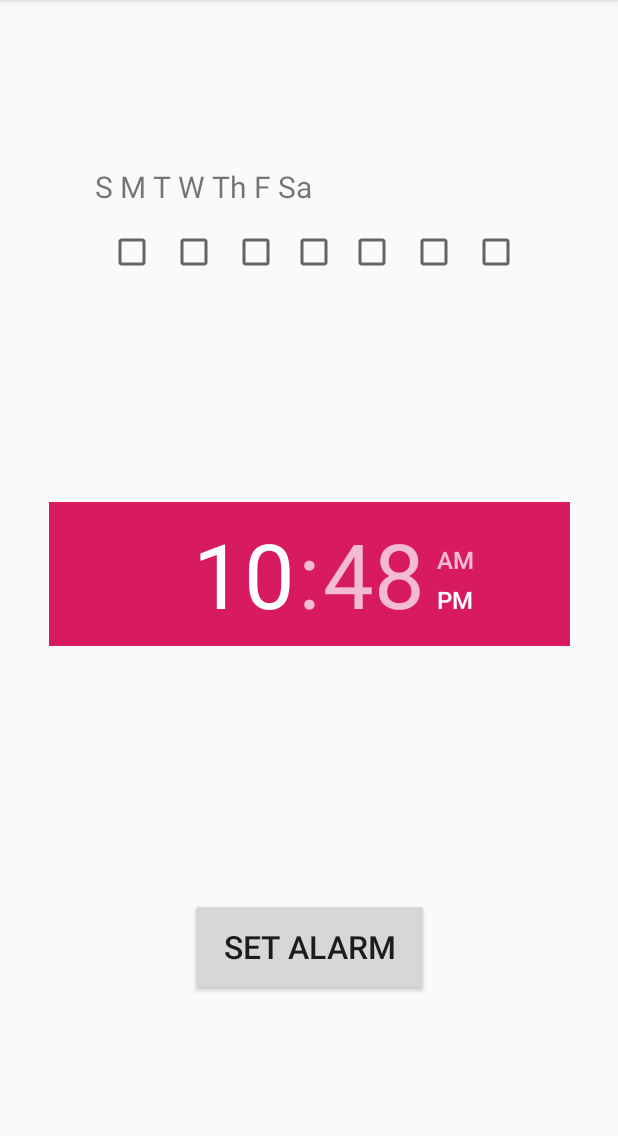
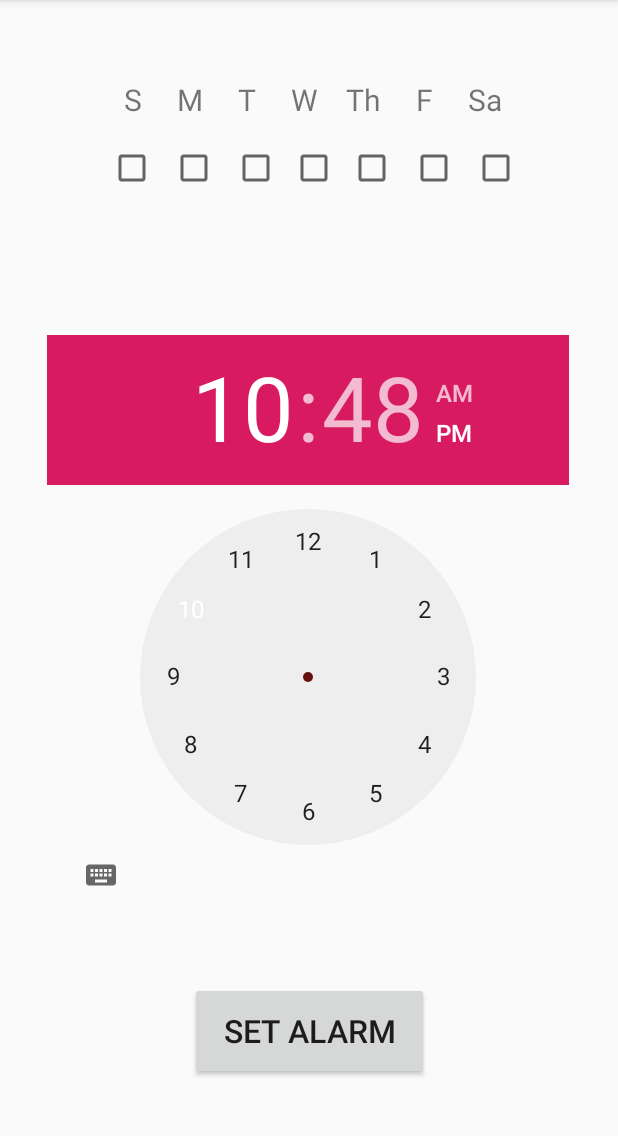
Before and after one commit to aomarai/Android-Alarm-Clock, an Android app: the RecursiveAlarm screen opened directly, with no data from a screen before it, on a phone screen of 412 x 824 dp, the part 84-1220 px from its top. Run offline under Robolectric (Android 15) with nearby library versions, the phone set to English and light mode, and no system bars.

Commit message:
Timepicker for recursive usable

```diff
--- a/app/src/main/res/layout/activity_add_alarm.xml
+++ b/app/src/main/res/layout/activity_add_alarm.xml
@@ -18,7 +18,7 @@
         app:layout_constraintTop_toTopOf="parent" />
 
     <TimePicker
-        android:id="@+id/timePicker1"
+        android:id="@+id/recursiveTimePicker"
         android:layout_width="318dp"
         android:layout_height="317dp"
         android:layout_marginStart="8dp"
@@ -33,7 +33,7 @@
         app:layout_constraintVertical_bias="1.0" />
 
     <Button
-        android:id="@+id/button"
+        android:id="@+id/recursiveSetAlarm"
         android:layout_width="46dp"
         android:layout_height="336dp"
         android:layout_marginStart="356dp"
--- a/app/src/main/res/layout/activity_recursive_alarm.xml
+++ b/app/src/main/res/layout/activity_recursive_alarm.xml
@@ -13,31 +13,30 @@
         android:layout_marginStart="72dp"
         android:layout_marginTop="8dp"
         android:layout_marginBottom="8dp"
-        app:layout_constraintBottom_toTopOf="@+id/timePicker1"
+        app:layout_constraintBottom_toTopOf="@+id/recursiveTimePicker"
         app:layout_constraintStart_toStartOf="parent"
         app:layout_constraintTop_toTopOf="parent" />
 
     <TimePicker
-        android:id="@+id/timePicker1"
-        android:layout_width="347dp"
-        android:layout_height="96dp"
+        android:id="@+id/recursiveTimePicker"
+        android:layout_width="348dp"
+        android:layout_height="379dp"
         android:layout_marginStart="8dp"
-        android:layout_marginTop="8dp"
         android:layout_marginEnd="8dp"
-        android:layout_marginBottom="168dp"
+        android:layout_marginBottom="52dp"
         android:numbersSelectorColor="#00680F0F"
-        app:layout_constraintBottom_toTopOf="@+id/button"
+        app:layout_constraintBottom_toTopOf="@+id/recursiveSetAlarm"
         app:layout_constraintEnd_toEndOf="parent"
-        app:layout_constraintStart_toStartOf="parent"
-        app:layout_constraintVertical_bias="0.3" />
+        app:layout_constraintHorizontal_bias="0.489"
+        app:layout_constraintStart_toStartOf="parent" />
 
     <Button
-        android:id="@+id/button"
+        android:id="@+id/recursiveSetAlarm"
         android:layout_width="159dp"
         android:layout_height="65dp"
         android:layout_marginStart="8dp"
         android:layout_marginEnd="8dp"
-        android:layout_marginBottom="104dp"
+        android:layout_marginBottom="48dp"
         android:text="@string/set_alarm"
         android:textSize="21sp"
         app:layout_constraintBottom_toBottomOf="parent"
@@ -51,7 +50,7 @@
         android:layout_marginStart="12dp"
         android:layout_marginTop="8dp"
         android:layout_marginBottom="8dp"
-        app:layout_constraintBottom_toTopOf="@+id/timePicker1"
+        app:layout_constraintBottom_toTopOf="@+id/recursiveTimePicker"
         app:layout_constraintStart_toEndOf="@+id/SundayCheckBox"
         app:layout_constraintTop_toTopOf="parent" />
 
@@ -63,7 +62,7 @@
         android:layout_marginTop="8dp"
         android:layout_marginEnd="8dp"
         android:layout_marginBottom="8dp"
-        app:layout_constraintBottom_toTopOf="@+id/timePicker1"
+        app:layout_constraintBottom_toTopOf="@+id/recursiveTimePicker"
         app:layout_constraintEnd_toStartOf="@+id/ThursdayCheckBox"
         app:layout_constraintStart_toEndOf="@+id/TuesdayCheckBox"
         app:layout_constraintTop_toTopOf="parent" />
@@ -75,7 +74,7 @@
         android:layout_marginStart="12dp"
         android:layout_marginTop="8dp"
         android:layout_marginBottom="8dp"
-        app:layout_constraintBottom_toTopOf="@+id/timePicker1"
+        app:layout_constraintBottom_toTopOf="@+id/recursiveTimePicker"
         app:layout_constraintStart_toEndOf="@+id/MondayCheckBox"
         app:layout_constraintTop_toTopOf="parent" />
 
@@ -86,7 +85,7 @@
         android:layout_marginTop="8dp"
         android:layout_marginEnd="12dp"
         android:layout_marginBottom="8dp"
-        app:layout_constraintBottom_toTopOf="@+id/timePicker1"
+        app:layout_constraintBottom_toTopOf="@+id/recursiveTimePicker"
         app:layout_constraintEnd_toStartOf="@+id/SaturdayCheckBox"
         app:layout_constraintTop_toTopOf="parent" />
 
@@ -97,7 +96,7 @@
         android:layout_marginTop="8dp"
         android:layout_marginEnd="12dp"
         android:layout_marginBottom="8dp"
-        app:layout_constraintBottom_toTopOf="@+id/timePicker1"
+        app:layout_constraintBottom_toTopOf="@+id/recursiveTimePicker"
         app:layout_constraintEnd_toStartOf="@+id/FridayCheckBox"
         app:layout_constraintTop_toTopOf="parent" />
 
@@ -108,22 +107,23 @@
         android:layout_marginTop="8dp"
         android:layout_marginEnd="68dp"
         android:layout_marginBottom="8dp"
-        app:layout_constraintBottom_toTopOf="@+id/timePicker1"
+        app:layout_constraintBottom_toTopOf="@+id/recursiveTimePicker"
         app:layout_constraintEnd_toEndOf="parent"
         app:layout_constraintTop_toTopOf="parent" />
 
     <TextView
-        android:id="@+id/textView"
+        android:id="@+id/daysOfWeekLabel"
         android:layout_width="278dp"
         android:layout_height="34dp"
         android:layout_marginTop="8dp"
         android:layout_marginEnd="8dp"
         android:layout_marginBottom="8dp"
-        android:text="@string/s_m_t_w_th_f_sa"
+        android:text="S     M     T     W    Th     F     Sa"
         android:textSize="20sp"
         app:layout_constraintBottom_toTopOf="@+id/WednesdayCheckBox"
         app:layout_constraintEnd_toEndOf="parent"
+        app:layout_constraintHorizontal_bias="0.656"
         app:layout_constraintStart_toStartOf="parent"
         app:layout_constraintTop_toTopOf="parent"
-        app:layout_constraintVertical_bias="1.0" />
+        app:layout_constraintVertical_bias="0.964" />
 </android.support.constraint.ConstraintLayout>
--- a/app/src/main/res/values/strings.xml
+++ b/app/src/main/res/values/strings.xml
@@ -9,7 +9,6 @@
     <string name="timer">Timer</string>
     <string name="start">Start!</string>
     <string name="enter_time_for_timer">Enter Time for Timer</string>
-    <string name="s_m_t_w_th_f_sa">S M T W Th F Sa</string>
     <string name="your_current_location_is">Your Current Location is:</string>
     <string name="time_before_location_alarm_goes_off">Time before location alarm goes off?</string>
 </resources>
```
